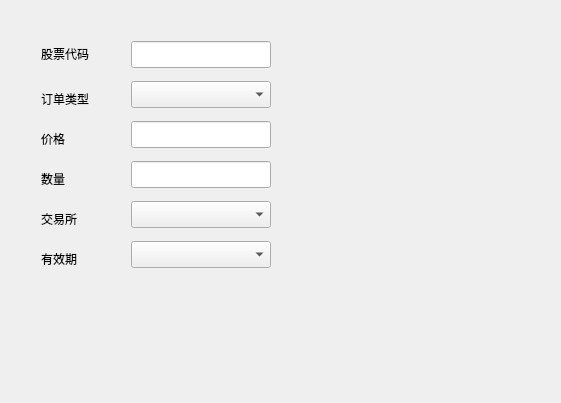
The window that Lampyris Trade Station/Resource/Forms/MainPartUI/PanelMainUITrade.ui (390031942/Lampyris-Trade-Station) describes before a commit, drawn with Qt 5.
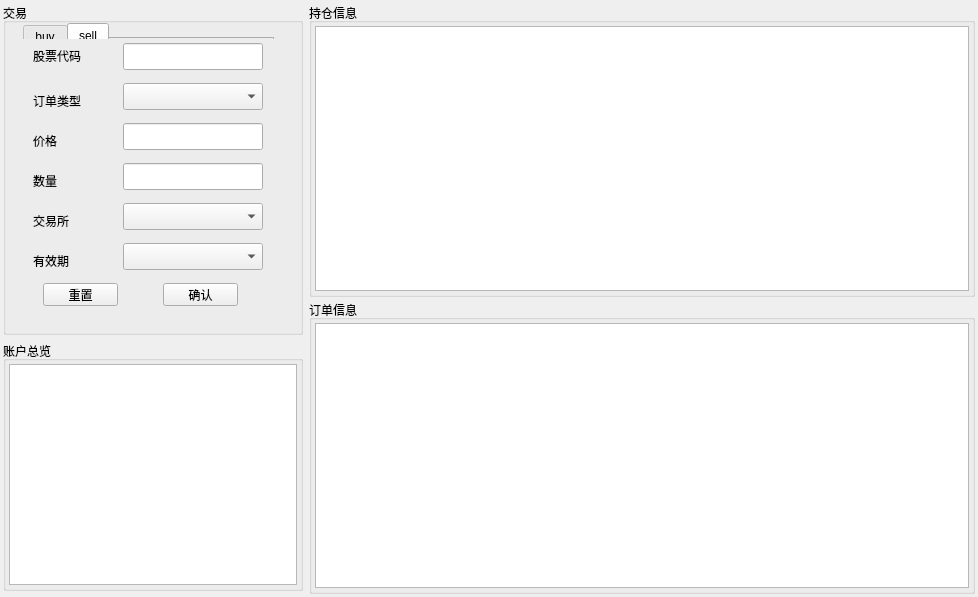
The same window after the commit.

```diff
--- a/Lampyris Trade Station/Resource/Forms/MainPartUI/PanelMainUITrade.ui
+++ b/Lampyris Trade Station/Resource/Forms/MainPartUI/PanelMainUITrade.ui
@@ -6,14 +6,26 @@
    <rect>
     <x>0</x>
     <y>0</y>
-    <width>561</width>
-    <height>403</height>
+    <width>978</width>
+    <height>597</height>
    </rect>
   </property>
   <property name="windowTitle">
    <string>Form</string>
   </property>
   <layout class="QHBoxLayout" name="horizontalLayout">
+   <property name="leftMargin">
+    <number>3</number>
+   </property>
+   <property name="topMargin">
+    <number>3</number>
+   </property>
+   <property name="rightMargin">
+    <number>3</number>
+   </property>
+   <property name="bottomMargin">
+    <number>3</number>
+   </property>
    <item>
     <widget class="QWidget" name="widget" native="true">
      <property name="minimumSize">
@@ -22,11 +34,120 @@
        <height>0</height>
       </size>
      </property>
-     <widget class="QLabel" name="constTextStockCode">
+     <property name="maximumSize">
+      <size>
+       <width>300</width>
+       <height>16777215</height>
+      </size>
+     </property>
+     <layout class="QVBoxLayout" name="verticalLayout_2">
+      <property name="leftMargin">
+       <number>0</number>
+      </property>
+      <property name="topMargin">
+       <number>0</number>
+      </property>
+      <property name="rightMargin">
+       <number>0</number>
+      </property>
+      <property name="bottomMargin">
+       <number>3</number>
+      </property>
+      <item>
+       <widget class="QGroupBox" name="__groupBoxTrade">
+        <property name="title">
+         <string>交易</string>
+        </property>
+        <widget class="QComboBox" name="comboBoxValidTime">
       <property name="geometry">
        <rect>
+           <x>120</x>
+           <y>240</y>
+           <width>140</width>
+           <height>27</height>
+          </rect>
+         </property>
+        </widget>
+        <widget class="QLabel" name="constTextPrice">
+         <property name="geometry">
+          <rect>
         <x>30</x>
-        <y>35</y>
+           <y>130</y>
+           <width>72</width>
+           <height>15</height>
+          </rect>
+         </property>
+         <property name="text">
+          <string>价格</string>
+         </property>
+         <property name="alignment">
+          <set>Qt::AlignLeading|Qt::AlignLeft|Qt::AlignVCenter</set>
+         </property>
+        </widget>
+        <widget class="QComboBox" name="comboBoxOrderType">
+         <property name="geometry">
+          <rect>
+           <x>120</x>
+           <y>80</y>
+           <width>140</width>
+           <height>27</height>
+          </rect>
+         </property>
+        </widget>
+        <widget class="QLabel" name="constTextCount2">
+         <property name="geometry">
+          <rect>
+           <x>30</x>
+           <y>210</y>
+           <width>72</width>
+           <height>15</height>
+          </rect>
+         </property>
+         <property name="text">
+          <string>交易所</string>
+         </property>
+         <property name="alignment">
+          <set>Qt::AlignLeading|Qt::AlignLeft|Qt::AlignVCenter</set>
+         </property>
+        </widget>
+        <widget class="QLineEdit" name="textCode">
+         <property name="geometry">
+          <rect>
+           <x>120</x>
+           <y>40</y>
+           <width>140</width>
+           <height>27</height>
+          </rect>
+         </property>
+        </widget>
+        <widget class="QTabWidget" name="tabTradeDirection">
+         <property name="geometry">
+          <rect>
+           <x>20</x>
+           <y>20</y>
+           <width>251</width>
+           <height>16</height>
+          </rect>
+         </property>
+         <property name="currentIndex">
+          <number>1</number>
+         </property>
+         <widget class="QWidget" name="tabBuy">
+          <attribute name="title">
+           <string>buy</string>
+          </attribute>
+         </widget>
+         <widget class="QWidget" name="tabSell">
+          <attribute name="title">
+           <string>sell</string>
+          </attribute>
+         </widget>
+        </widget>
+        <widget class="QLabel" name="constTextCode">
+         <property name="geometry">
+          <rect>
+           <x>30</x>
+           <y>45</y>
         <width>72</width>
         <height>15</height>
        </rect>
@@ -35,11 +156,21 @@
        <string>股票代码</string>
       </property>
      </widget>
-     <widget class="QLineEdit" name="lineEditStockCode">
+        <widget class="QLineEdit" name="textPrice">
       <property name="geometry">
        <rect>
         <x>120</x>
-        <y>30</y>
+           <y>120</y>
+           <width>140</width>
+           <height>27</height>
+          </rect>
+         </property>
+        </widget>
+        <widget class="QComboBox" name="comboBoxExchange">
+         <property name="geometry">
+          <rect>
+           <x>120</x>
+           <y>200</y>
         <width>140</width>
         <height>27</height>
        </rect>
@@ -49,7 +180,7 @@
       <property name="geometry">
        <rect>
         <x>30</x>
-        <y>80</y>
+           <y>90</y>
         <width>72</width>
         <height>15</height>
        </rect>
@@ -61,37 +192,11 @@
        <set>Qt::AlignLeading|Qt::AlignLeft|Qt::AlignVCenter</set>
       </property>
      </widget>
-     <widget class="QComboBox" name="comboBox">
+        <widget class="QLabel" name="constTextCount1">
       <property name="geometry">
        <rect>
-        <x>120</x>
-        <y>70</y>
-        <width>140</width>
-        <height>27</height>
-       </rect>
-      </property>
-     </widget>
-     <widget class="QLabel" name="constTextPrice">
-      <property name="geometry">
-       <rect>
         <x>30</x>
-        <y>120</y>
-        <width>72</width>
-        <height>15</height>
-       </rect>
-      </property>
-      <property name="text">
-       <string>价格</string>
-      </property>
-      <property name="alignment">
-       <set>Qt::AlignLeading|Qt::AlignLeft|Qt::AlignVCenter</set>
-      </property>
-     </widget>
-     <widget class="QLabel" name="constTextCount">
-      <property name="geometry">
-       <rect>
-        <x>30</x>
-        <y>160</y>
+           <y>170</y>
         <width>72</width>
         <height>15</height>
        </rect>
@@ -103,57 +208,21 @@
        <set>Qt::AlignLeading|Qt::AlignLeft|Qt::AlignVCenter</set>
       </property>
      </widget>
-     <widget class="QLineEdit" name="lineEdit">
+        <widget class="QLineEdit" name="textCount">
       <property name="geometry">
        <rect>
         <x>120</x>
-        <y>110</y>
+           <y>160</y>
         <width>140</width>
         <height>27</height>
        </rect>
       </property>
      </widget>
-     <widget class="QLineEdit" name="lineEdit_2">
+        <widget class="QLabel" name="constTextCount3">
       <property name="geometry">
        <rect>
-        <x>120</x>
-        <y>150</y>
-        <width>140</width>
-        <height>27</height>
-       </rect>
-      </property>
-     </widget>
-     <widget class="QLabel" name="constTextCount_2">
-      <property name="geometry">
-       <rect>
         <x>30</x>
-        <y>200</y>
-        <width>72</width>
-        <height>15</height>
-       </rect>
-      </property>
-      <property name="text">
-       <string>交易所</string>
-      </property>
-      <property name="alignment">
-       <set>Qt::AlignLeading|Qt::AlignLeft|Qt::AlignVCenter</set>
-      </property>
-     </widget>
-     <widget class="QComboBox" name="comboBox_2">
-      <property name="geometry">
-       <rect>
-        <x>120</x>
-        <y>190</y>
-        <width>140</width>
-        <height>27</height>
-       </rect>
-      </property>
-     </widget>
-     <widget class="QLabel" name="constTextCount_3">
-      <property name="geometry">
-       <rect>
-        <x>30</x>
-        <y>240</y>
+           <y>250</y>
         <width>72</width>
         <height>15</height>
        </rect>
@@ -165,30 +234,141 @@
        <set>Qt::AlignLeading|Qt::AlignLeft|Qt::AlignVCenter</set>
       </property>
      </widget>
-     <widget class="QComboBox" name="comboBox_3">
+        <widget class="QPushButton" name="buttonReset">
       <property name="geometry">
        <rect>
-        <x>120</x>
-        <y>230</y>
-        <width>140</width>
-        <height>27</height>
-       </rect>
-      </property>
-     </widget>
-    </widget>
+           <x>40</x>
+           <y>280</y>
+           <width>75</width>
+           <height>23</height>
+          </rect>
+         </property>
+         <property name="text">
+          <string>重置</string>
+         </property>
+        </widget>
+        <widget class="QPushButton" name="buttonEnter">
+         <property name="geometry">
+          <rect>
+           <x>160</x>
+           <y>280</y>
+           <width>75</width>
+           <height>23</height>
+          </rect>
+         </property>
+         <property name="text">
+          <string>确认</string>
+         </property>
+        </widget>
+       </widget>
    </item>
    <item>
-    <spacer name="horizontalSpacer">
-     <property name="orientation">
-      <enum>Qt::Horizontal</enum>
-     </property>
-     <property name="sizeHint" stdset="0">
+       <widget class="QGroupBox" name="__groupBoxAccountSummary">
+        <property name="maximumSize">
+         <size>
+          <width>16777215</width>
+          <height>250</height>
+         </size>
+        </property>
+        <property name="title">
+         <string>账户总览</string>
+        </property>
+        <layout class="QHBoxLayout" name="horizontalLayout_2">
+         <property name="leftMargin">
+          <number>3</number>
+         </property>
+         <property name="topMargin">
+          <number>3</number>
+         </property>
+         <property name="rightMargin">
+          <number>3</number>
+         </property>
+         <property name="bottomMargin">
+          <number>3</number>
+         </property>
+         <item>
+          <widget class="QTableView" name="tableView"/>
+         </item>
+        </layout>
+       </widget>
+      </item>
+     </layout>
+    </widget>
+   </item>
+   <item>
+    <widget class="QWidget" name="__widgetRight" native="true">
+     <layout class="QVBoxLayout" name="verticalLayout">
+      <property name="spacing">
+       <number>3</number>
+      </property>
+      <property name="leftMargin">
+       <number>0</number>
+      </property>
+      <property name="topMargin">
+       <number>0</number>
+      </property>
+      <property name="rightMargin">
+       <number>0</number>
+      </property>
+      <property name="bottomMargin">
+       <number>0</number>
+      </property>
+      <item>
+       <widget class="QGroupBox" name="__groupBoxPosition">
+        <property name="maximumSize">
       <size>
-       <width>40</width>
-       <height>20</height>
-      </size>
-     </property>
-    </spacer>
+          <width>16777215</width>
+          <height>300</height>
+         </size>
+        </property>
+        <property name="title">
+         <string>持仓信息</string>
+        </property>
+        <layout class="QHBoxLayout" name="horizontalLayout_3">
+         <property name="leftMargin">
+          <number>3</number>
+         </property>
+         <property name="topMargin">
+          <number>3</number>
+         </property>
+         <property name="rightMargin">
+          <number>3</number>
+         </property>
+         <property name="bottomMargin">
+          <number>3</number>
+         </property>
+         <item>
+          <widget class="QTableView" name="tableViewPosition"/>
+         </item>
+        </layout>
+       </widget>
+      </item>
+      <item>
+       <widget class="QGroupBox" name="__groupBoxOrder">
+        <property name="title">
+         <string>订单信息</string>
+        </property>
+        <layout class="QHBoxLayout" name="horizontalLayout_4">
+         <property name="leftMargin">
+          <number>3</number>
+         </property>
+         <property name="topMargin">
+          <number>3</number>
+         </property>
+         <property name="rightMargin">
+          <number>3</number>
+         </property>
+         <property name="bottomMargin">
+          <number>3</number>
+         </property>
+         <item>
+          <widget class="QTableView" name="tableViewOrder"/>
+         </item>
+        </layout>
+       </widget>
+      </item>
+     </layout>
+    </widget>
    </item>
   </layout>
  </widget>
```
Left out of the diff: 6 changed lines with no effect on the pictures. Lines whose indentation alone changed are shown as unchanged.
